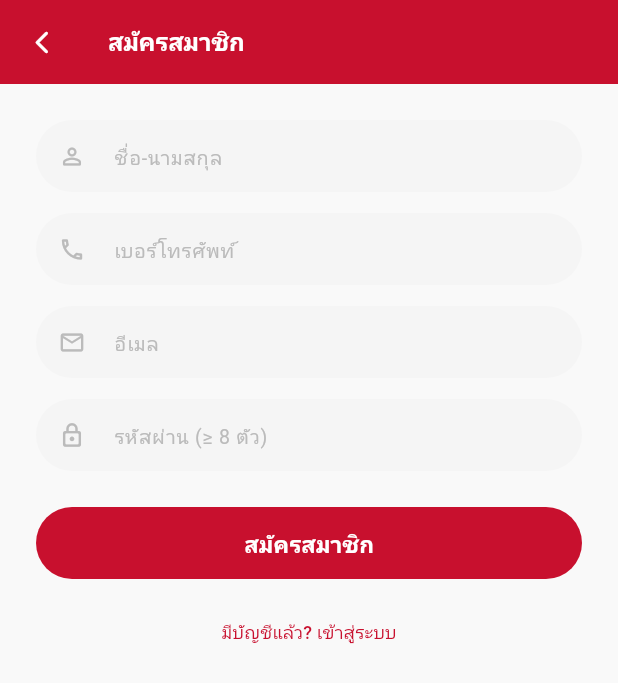
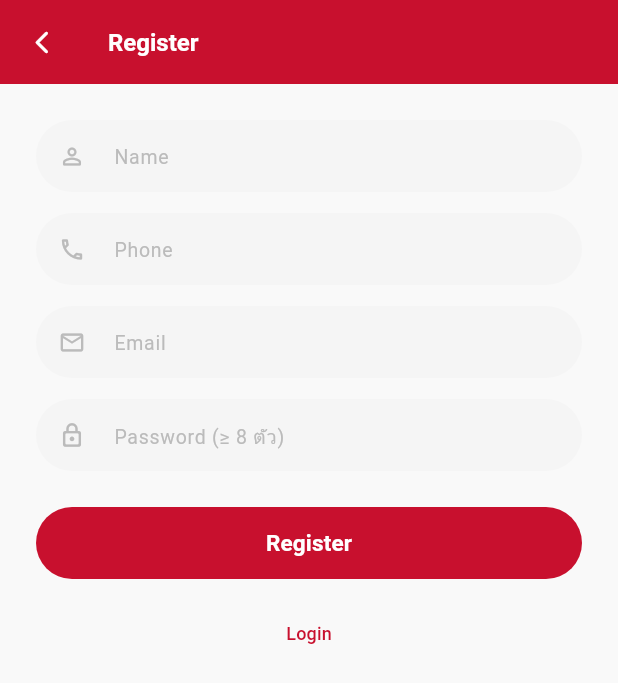
Before and after one commit to Pariploy66/Dormitory-system, a Flutter app: the RegisterScreen screen opened by its route, on a phone screen of 412 x 824 dp. Shown: the top 683 px of the screen. Run offline on Flutter 3.47's test engine with Material 3 defaults, Android fonts, the phone set to English and light mode, and no system bars; our stand-ins replace dio, firebase_core, firebase_messaging, flutter_local_notifications, flutter_riverpod, flutter_secure_storage and 2 more; accounts and stored records are empty; network calls fail.

Commit message:
เปลี่ยนหน้าlogin

```diff
--- a/flutter-app/lib/ui/screens/login_screen.dart
+++ b/flutter-app/lib/ui/screens/login_screen.dart
@@ -34,7 +34,7 @@ class _LoginScreenState extends ConsumerState<LoginScreen> {
       ref.invalidate(authStateProvider);
       if (mounted) context.go('/home');
     } catch (_) {
-      setState(() => _error = 'อีเมลหรือรหัสผ่านไม่ถูกต้อง');
+      setState(() => _error = 'email or password is incorrect');
     } finally {
       if (mounted) setState(() => _loading = false);
     }
@@ -120,13 +120,13 @@ class _LoginScreenState extends ConsumerState<LoginScreen> {
                           keyboardType: TextInputType.emailAddress,
                           textInputAction: TextInputAction.next,
                           decoration: const InputDecoration(
-                            hintText: 'อีเมล',
+                            hintText: 'Email',
                             prefixIcon: Icon(Icons.email_outlined,
                                 size: 18, color: MfuTheme.textHint),
                           ),
                           validator: (v) => v != null && v.contains('@')
                               ? null
-                              : 'กรุณากรอกอีเมลที่ถูกต้อง',
+                              : 'Enter email',
                         ),
                         const SizedBox(height: 12),
                         TextFormField(
@@ -135,7 +135,7 @@ class _LoginScreenState extends ConsumerState<LoginScreen> {
                           textInputAction: TextInputAction.done,
                           onFieldSubmitted: (_) => _submit(),
                           decoration: InputDecoration(
-                            hintText: 'รหัสผ่าน',
+                            hintText: 'password',
                             prefixIcon: const Icon(Icons.lock_outline_rounded,
                                 size: 18, color: MfuTheme.textHint),
                             suffixIcon: IconButton(
@@ -151,7 +151,7 @@ class _LoginScreenState extends ConsumerState<LoginScreen> {
                           ),
                           validator: (v) => v != null && v.length >= 8
                               ? null
-                              : 'รหัสผ่านต้องมีอย่างน้อย 8 ตัวอักษร',
+                              : 'password must be at least 8 characters',
                         ),
                         if (_error != null) ...[
                           const SizedBox(height: 8),
@@ -203,7 +203,7 @@ class _LoginScreenState extends ConsumerState<LoginScreen> {
                       padding: EdgeInsets.zero,
                       minimumSize: Size.zero,
                       tapTargetSize: MaterialTapTargetSize.shrinkWrap),
-                  child: const Text('ยังไม่มีบัญชี? สมัครสมาชิก',
+                  child: const Text('Register',
                       style: TextStyle(fontSize: 12, color: MfuTheme.primary)),
                 ),
                 const SizedBox(height: 8),
--- a/flutter-app/lib/ui/screens/logs_screen.dart
+++ b/flutter-app/lib/ui/screens/logs_screen.dart
@@ -137,7 +137,7 @@ class _LogsScreenState extends ConsumerState<LogsScreen> {
                         color: MfuTheme.primary))
                 : logsAsync.hasError
                     ? Center(
-                        child: Text('ไม่สามารถโหลดข้อมูลได้',
+                        child: Text('Failed to load data',
                             style: const TextStyle(
                                 color: MfuTheme.textSub)))
                     : RefreshIndicator(
--- a/flutter-app/lib/ui/screens/register_screen.dart
+++ b/flutter-app/lib/ui/screens/register_screen.dart
@@ -35,7 +35,7 @@ class _RegisterScreenState extends ConsumerState<RegisterScreen> {
       ref.invalidate(authStateProvider);
       if (mounted) context.go('/home');
     } catch (_) {
-      setState(() => _error = 'สมัครสมาชิกไม่สำเร็จ อาจมีบัญชีนี้แล้ว');
+      setState(() => _error = 'This email/phone is already registered');
     } finally {
       if (mounted) setState(() => _loading = false);
     }
@@ -61,7 +61,7 @@ class _RegisterScreenState extends ConsumerState<RegisterScreen> {
           icon: const Icon(Icons.arrow_back_ios_new_rounded, size: 18),
           onPressed: () => context.pop(),
         ),
-        title: const Text('สมัครสมาชิก',
+        title: const Text('Register',
             style: TextStyle(
                 color: Colors.white,
                 fontSize: 16,
@@ -75,13 +75,13 @@ class _RegisterScreenState extends ConsumerState<RegisterScreen> {
             child: Column(
               crossAxisAlignment: CrossAxisAlignment.stretch,
               children: [
-                _field(_nameCtrl,  'ชื่อ-นามสกุล',    Icons.person_outline_rounded,  TextInputType.name),
+                _field(_nameCtrl,  'Name',    Icons.person_outline_rounded,  TextInputType.name),
                 const SizedBox(height: 14),
-                _field(_phoneCtrl, 'เบอร์โทรศัพท์',   Icons.phone_outlined,           TextInputType.phone),
+                _field(_phoneCtrl, 'Phone',   Icons.phone_outlined,           TextInputType.phone),
                 const SizedBox(height: 14),
-                _field(_emailCtrl, 'อีเมล',             Icons.email_outlined,           TextInputType.emailAddress),
+                _field(_emailCtrl, 'Email',             Icons.email_outlined,           TextInputType.emailAddress),
                 const SizedBox(height: 14),
-                _field(_passCtrl,  'รหัสผ่าน (≥ 8 ตัว)', Icons.lock_outline_rounded, TextInputType.visiblePassword,
+                _field(_passCtrl,  'Password (≥ 8 ตัว)', Icons.lock_outline_rounded, TextInputType.visiblePassword,
                     obscure: true),
                 if (_error != null) ...[
                   const SizedBox(height: 10),
@@ -107,7 +107,7 @@ class _RegisterScreenState extends ConsumerState<RegisterScreen> {
                             width: 20, height: 20,
                             child: CircularProgressIndicator(
                                 strokeWidth: 2, color: Colors.white))
-                        : const Text('สมัครสมาชิก',
+                        : const Text('Register',
                             style: TextStyle(
                                 fontSize: 15,
                                 fontWeight: FontWeight.w600)),
@@ -116,7 +116,7 @@ class _RegisterScreenState extends ConsumerState<RegisterScreen> {
                 const SizedBox(height: 12),
                 TextButton(
                   onPressed: () => context.pop(),
-                  child: const Text('มีบัญชีแล้ว? เข้าสู่ระบบ',
+                  child: const Text('Login',
                       style: TextStyle(
                           fontSize: 12, color: MfuTheme.primary)),
                 ),
@@ -144,7 +144,7 @@ class _RegisterScreenState extends ConsumerState<RegisterScreen> {
         hintText: hint,
         prefixIcon: Icon(icon, size: 18, color: MfuTheme.textHint),
       ),
-      validator: (v) => v != null && v.length >= 2 ? null : 'กรุณากรอก$hint',
+      validator: (v) => v != null && v.length >= 2 ? null : 'Please enter$hint',
     );
   }
 }
```
Also changed, not shown: 1 other file.
